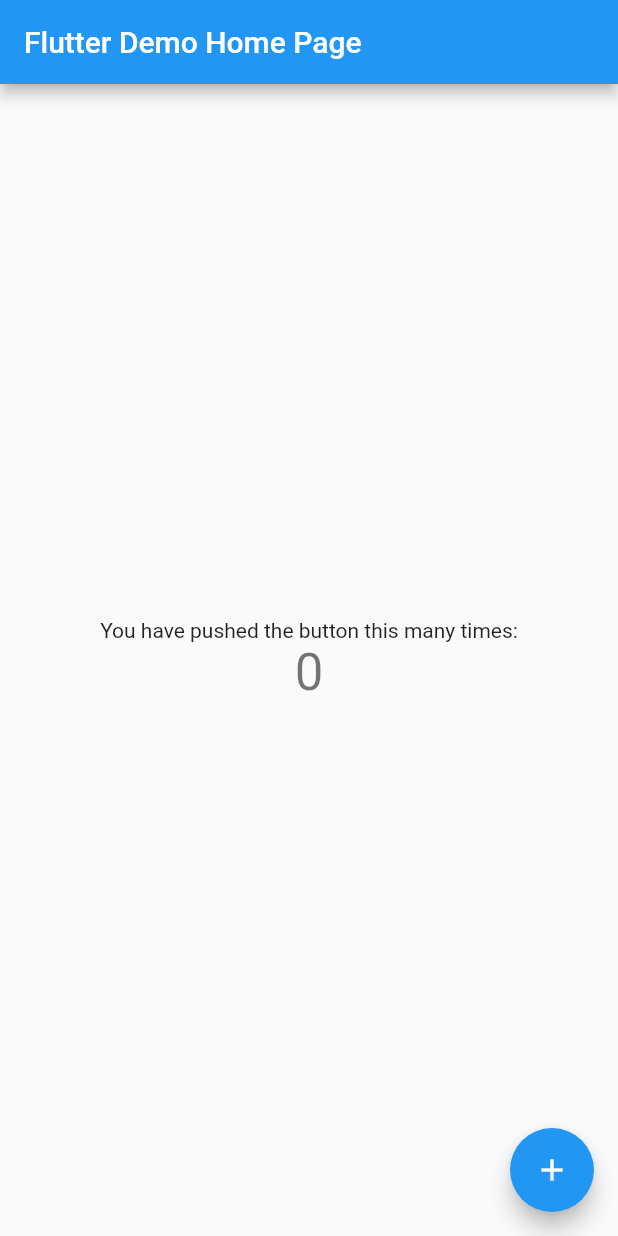
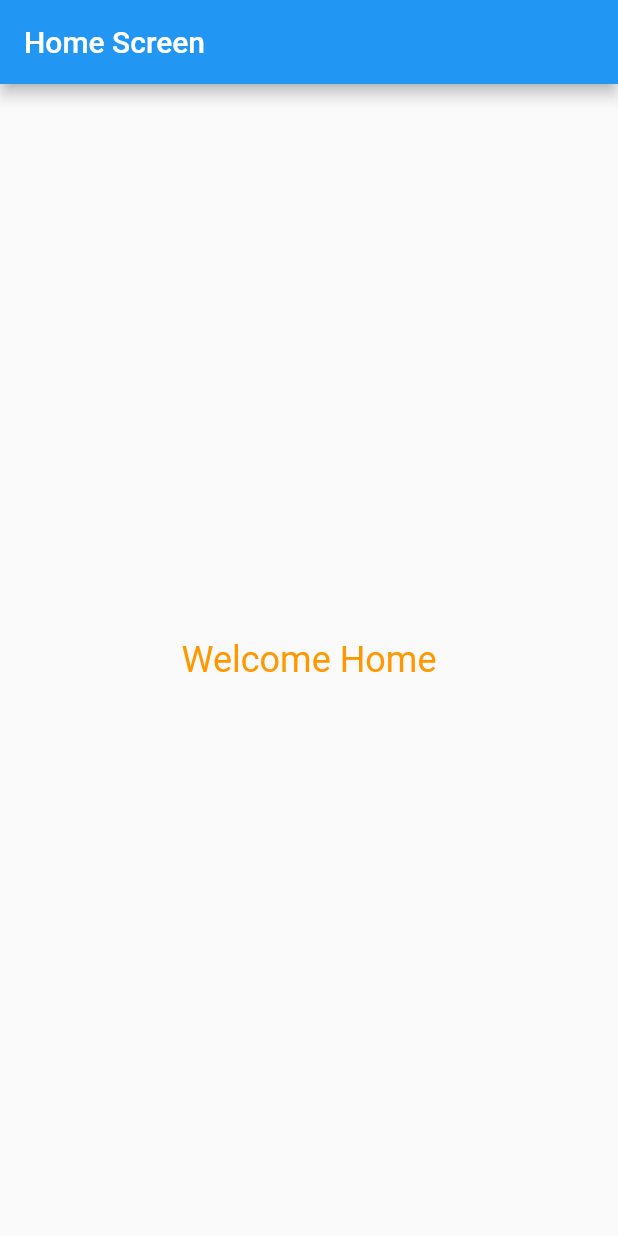
Before and after one commit to okursoftware/flutter_architecture_template, a Flutter app: the screen it shows after launch, on a phone screen of 412 x 824 dp. Run offline on Flutter 3.47's test engine with Material 2 defaults, Android fonts, the phone set to English and light mode, and no system bars; our stand-ins replace auto_route, get_it, injectable, stacked, stacked_services.

```diff
--- /dev/null
+++ b/lib/constants/strings.dart
@@ -0,0 +1,5 @@
+class Strings {
+  Strings._();
+  //example
+  static const String APP_NAME = 'Flutter Architecture';
+}
--- a/lib/main.dart
+++ b/lib/main.dart
@@ -1,117 +1,24 @@
 import 'package:flutter/material.dart';
+import 'package:flutter_architecture/constants/strings.dart';
+import 'package:stacked_services/stacked_services.dart';
+
+import 'app/locator.dart';
+import 'app/router.gr.dart';
 
 void main() {
+  setupLocator();
   runApp(MyApp());
 }
 
 class MyApp extends StatelessWidget {
-  // This widget is the root of your application.
   @override
   Widget build(BuildContext context) {
     return MaterialApp(
-      title: 'Flutter Demo',
-      theme: ThemeData(
-        // This is the theme of your application.
-        //
-        // Try running your application with "flutter run". You'll see the
-        // application has a blue toolbar. Then, without quitting the app, try
-        // changing the primarySwatch below to Colors.green and then invoke
-        // "hot reload" (press "r" in the console where you ran "flutter run",
-        // or simply save your changes to "hot reload" in a Flutter IDE).
-        // Notice that the counter didn't reset back to zero; the application
-        // is not restarted.
-        primarySwatch: Colors.blue,
-        // This makes the visual density adapt to the platform that you run
-        // the app on. For desktop platforms, the controls will be smaller and
-        // closer together (more dense) than on mobile platforms.
-        visualDensity: VisualDensity.adaptivePlatformDensity,
-      ),
-      home: MyHomePage(title: 'Flutter Demo Home Page'),
+      title: Strings.APP_NAME,
+      debugShowCheckedModeBanner: false,
+      initialRoute: Routes.splashView,
+      onGenerateRoute: Router().onGenerateRoute,
+      navigatorKey: locator<NavigationService>().navigatorKey,
     );
   }
 }
-
-class MyHomePage extends StatefulWidget {
-  MyHomePage({Key key, this.title}) : super(key: key);
-
-  // This widget is the home page of your application. It is stateful, meaning
-  // that it has a State object (defined below) that contains fields that affect
-  // how it looks.
-
-  // This class is the configuration for the state. It holds the values (in this
-  // case the title) provided by the parent (in this case the App widget) and
-  // used by the build method of the State. Fields in a Widget subclass are
-  // always marked "final".
-
-  final String title;
-
-  @override
-  _MyHomePageState createState() => _MyHomePageState();
-}
-
-class _MyHomePageState extends State<MyHomePage> {
-  int _counter = 0;
-
-  void _incrementCounter() {
-    setState(() {
-      // This call to setState tells the Flutter framework that something has
-      // changed in this State, which causes it to rerun the build method below
-      // so that the display can reflect the updated values. If we changed
-      // _counter without calling setState(), then the build method would not be
-      // called again, and so nothing would appear to happen.
-      _counter++;
-    });
-  }
-
-  @override
-  Widget build(BuildContext context) {
-    // This method is rerun every time setState is called, for instance as done
-    // by the _incrementCounter method above.
-    //
-    // The Flutter framework has been optimized to make rerunning build methods
-    // fast, so that you can just rebuild anything that needs updating rather
-    // than having to individually change instances of widgets.
-    return Scaffold(
-      appBar: AppBar(
-        // Here we take the value from the MyHomePage object that was created by
-        // the App.build method, and use it to set our appbar title.
-        title: Text(widget.title),
-      ),
-      body: Center(
-        // Center is a layout widget. It takes a single child and positions it
-        // in the middle of the parent.
-        child: Column(
-          // Column is also a layout widget. It takes a list of children and
-          // arranges them vertically. By default, it sizes itself to fit its
-          // children horizontally, and tries to be as tall as its parent.
-          //
-          // Invoke "debug painting" (press "p" in the console, choose the
-          // "Toggle Debug Paint" action from the Flutter Inspector in Android
-          // Studio, or the "Toggle Debug Paint" command in Visual Studio Code)
-          // to see the wireframe for each widget.
-          //
-          // Column has various properties to control how it sizes itself and
-          // how it positions its children. Here we use mainAxisAlignment to
-          // center the children vertically; the main axis here is the vertical
-          // axis because Columns are vertical (the cross axis would be
-          // horizontal).
-          mainAxisAlignment: MainAxisAlignment.center,
-          children: <Widget>[
-            Text(
-              'You have pushed the button this many times:',
-            ),
-            Text(
-              '$_counter',
-              style: Theme.of(context).textTheme.headline4,
-            ),
-          ],
-        ),
-      ),
-      floatingActionButton: FloatingActionButton(
-        onPressed: _incrementCounter,
-        tooltip: 'Increment',
-        child: Icon(Icons.add),
-      ), // This trailing comma makes auto-formatting nicer for build methods.
-    );
-  }
-}
--- /dev/null
+++ b/lib/view/home/home_view.dart
@@ -0,0 +1,23 @@
+import 'package:flutter/material.dart';
+import 'package:flutter_architecture/view/home/home_viewmodel.dart';
+import 'package:flutter_architecture/view/splash/splash_viewmodel.dart';
+import 'package:stacked/stacked.dart';
+
+class HomeView extends StatelessWidget {
+  @override
+  Widget build(BuildContext context) {
+    return ViewModelBuilder<HomeViewModel>.reactive(
+        builder: (context, model, child) => Scaffold(
+              appBar: AppBar(
+                title: Text("Home Screen"),
+              ),
+              body: Center(
+                child: Text(
+                  "Welcome Home",
+                  style: TextStyle(color: Colors.orange, fontSize: 24),
+                ),
+              ),
+            ),
+        viewModelBuilder: () => HomeViewModel());
+  }
+}
--- /dev/null
+++ b/lib/view/home/home_viewmodel.dart
@@ -0,0 +1,4 @@
+
+import 'package:stacked/stacked.dart';
+
+class HomeViewModel extends BaseViewModel{}
--- a/pubspec.yaml
+++ b/pubspec.yaml
@@ -28,6 +28,8 @@ dependencies:
   # The following adds the Cupertino Icons font to your application.
   # Use with the CupertinoIcons class for iOS style icons.
   cupertino_icons: ^0.1.3
+  #State Manager
+  stacked:
   #Diolog Snackbar Navigation
   stacked_services:
   #Dependency Injections
```
Also changed, not shown: lib/constants/errors.dart (added, +8 -0 lines), lib/services/wait_service.dart (added, +9 -0 lines), lib/view/splash/splash_view.dart (added, +19 -0 lines), lib/view/splash/splash_viewmodel.dart (added, +18 -0 lines).
